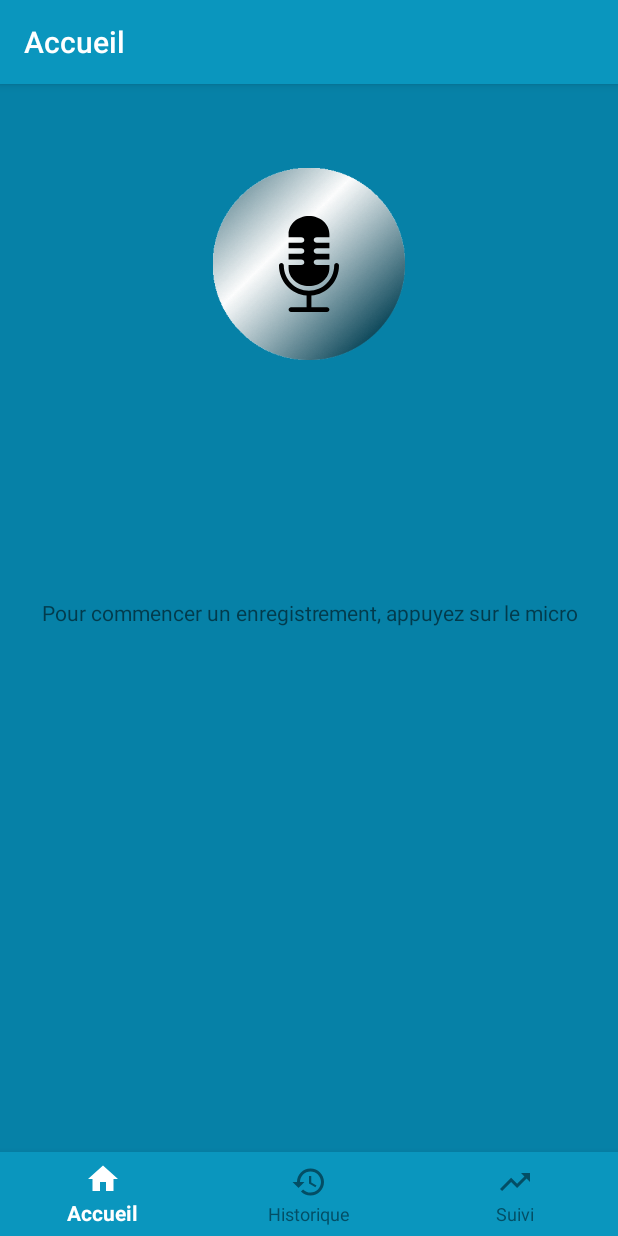
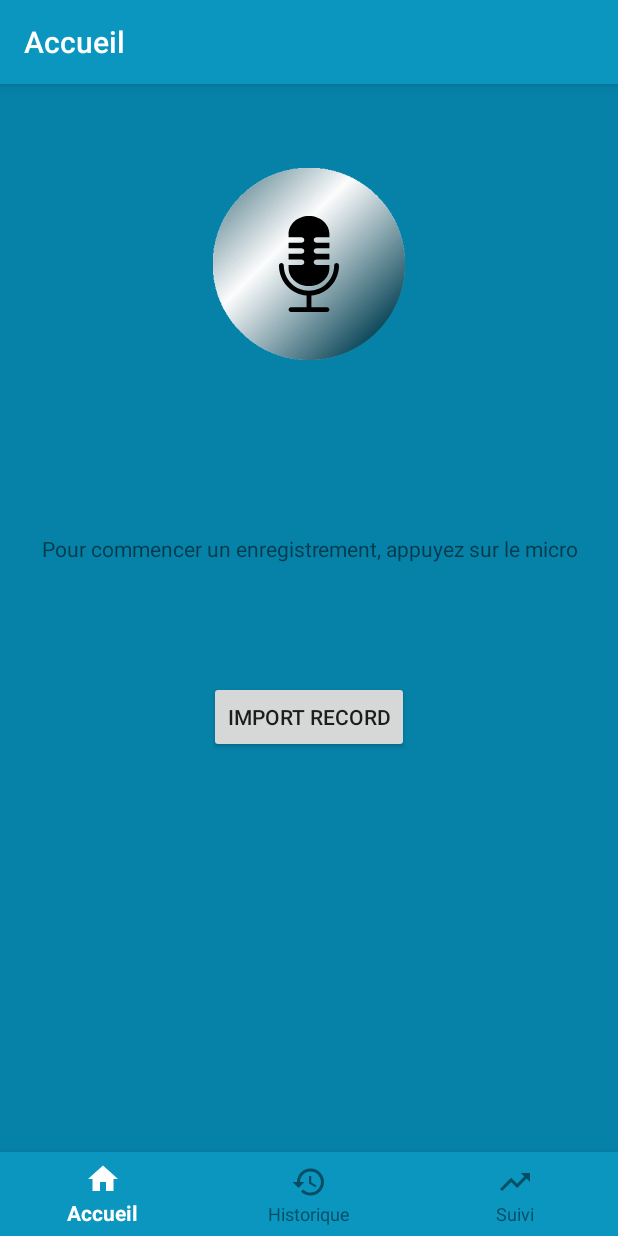
Before and after one commit to antoineLavergne/Projet_smart_system_PRDVoix, an Android app: the screen it shows after launch (MainActivity), on a phone screen of 412 x 824 dp. Run offline under Robolectric (Android 15) with nearby library versions, the phone set to English and light mode, and no system bars; our stand-ins replace navigation-ui.

Commit message:
Ajout d'un bouton Import de fichier

```diff
--- a/app/src/main/res/layout/fragment_home.xml
+++ b/app/src/main/res/layout/fragment_home.xml
@@ -1,6 +1,7 @@
 <?xml version="1.0" encoding="utf-8"?>
 <androidx.constraintlayout.widget.ConstraintLayout xmlns:android="http://schemas.android.com/apk/res/android"
     xmlns:app="http://schemas.android.com/apk/res-auto"
+    xmlns:tools="http://schemas.android.com/tools"
     android:layout_width="match_parent"
     android:layout_height="match_parent"
     android:paddingTop="?attr/actionBarSize">
@@ -70,7 +71,26 @@
         android:text="Pour commencer un enregistrement, appuyez sur le micro"
         app:layout_constraintBottom_toBottomOf="parent"
         app:layout_constraintEnd_toEndOf="parent"
+        app:layout_constraintHorizontal_bias="0.501"
         app:layout_constraintStart_toStartOf="parent"
-        app:layout_constraintTop_toBottomOf="@+id/reset_button" />
+        app:layout_constraintTop_toBottomOf="@+id/reset_button"
+        app:layout_constraintVertical_bias="0.0" />
+
+    <Button
+        android:id="@+id/btn_import"
+        android:layout_width="wrap_content"
+        android:layout_height="wrap_content"
+        android:layout_marginStart="139dp"
+        android:layout_marginLeft="139dp"
+        android:layout_marginTop="32dp"
+        android:layout_marginEnd="139dp"
+        android:layout_marginRight="139dp"
+        android:layout_marginBottom="275dp"
+        android:text="@string/import_record"
+        app:layout_constraintBottom_toBottomOf="parent"
+        app:layout_constraintEnd_toEndOf="parent"
+        app:layout_constraintStart_toStartOf="parent"
+        app:layout_constraintTop_toBottomOf="@+id/hint_tv"
+        tools:ignore="MissingConstraints" />
 
 </androidx.constraintlayout.widget.ConstraintLayout>
--- a/app/src/main/res/values/strings.xml
+++ b/app/src/main/res/values/strings.xml
@@ -11,4 +11,5 @@
     <string name="dateLabelText">Sélectionner une période</string>
     <string name="text_analysing_and_recording_data">Enregistrement et analyse de votre voix en cours</string>
     <string name="text_pls_wait">Merci de bien vouloir patienter…</string>
+    <string name="import_record">Import Record</string>
 </resources>
```
Also changed, not shown: app/src/main/java/fr/polytech/larynxapp/controller/home/HomeFragment.java (+92 -21 lines).
